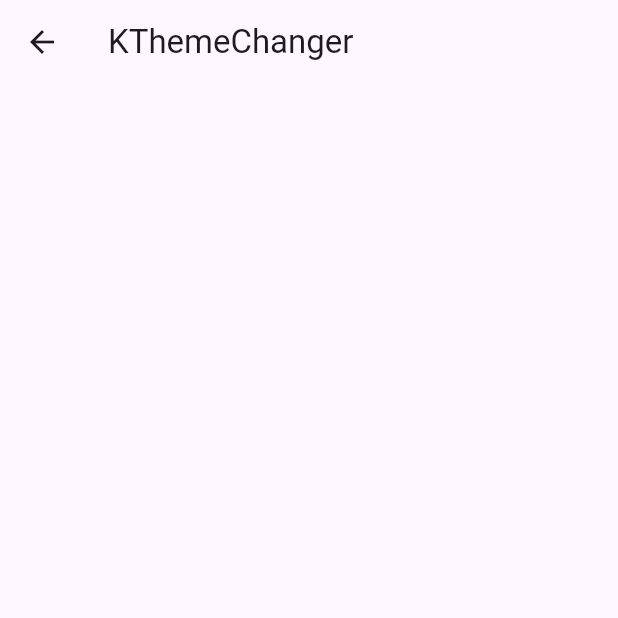
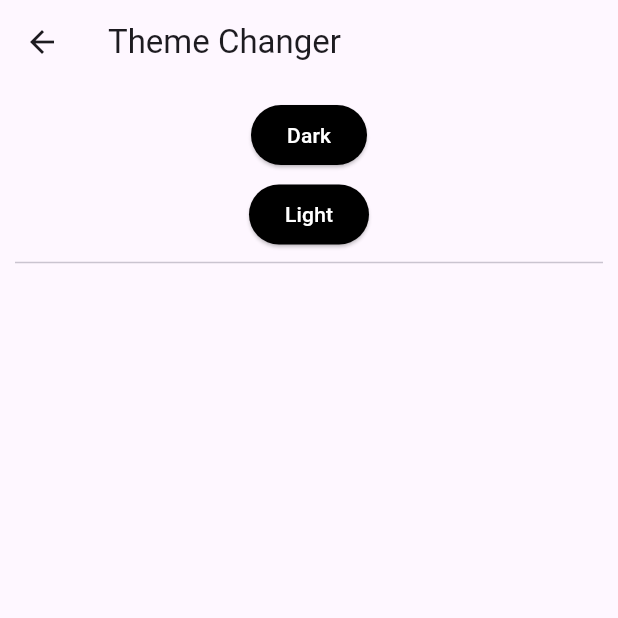
Before and after one commit to rizkijanuarr/Flutter101, a Flutter app: the KThemeChangerView screen opened directly, on a phone screen of 412 x 824 dp, the top half of it. Run offline on Flutter 3.47's test engine with Material 3 defaults, Android fonts, the phone set to English and light mode, and no system bars; our stand-ins replace dio, flutter_animate; missing offline and left inert: window_manager.

Commit message:
K. Theme Changer (done)

```diff
--- a/lib/core.dart
+++ b/lib/core.dart
@@ -32,5 +32,6 @@ export 'package:flutter101/module/l_navigation/view/l_navigation_view.dart';
 export 'package:flutter101/shared/widget/form/textfield/text_field.dart';
 export 'package:flutter101/shared/widget/form/dropdown/dropdown.dart';
 export 'package:flutter101/shared/widget/form/check_field/check_field.dart';
+export 'package:flutter101/shared/widget/form/switch/switch.dart';
 export 'package:flutter101/shared/util/validator/validator.dart';
 export 'package:flutter101/shared/util/dialog/show_info_dialog.dart';
--- a/lib/module/k_theme_changer/view/k_theme_changer_view.dart
+++ b/lib/module/k_theme_changer/view/k_theme_changer_view.dart
@@ -3,20 +3,44 @@ import 'package:flutter101/core.dart';
 import '../controller/k_theme_changer_controller.dart';
 
 class KThemeChangerView extends StatefulWidget {
-  const KThemeChangerView({Key? key}) : super(key: key);
+  const KThemeChangerView({super.key});
 
   Widget build(context, KThemeChangerController controller) {
     controller.view = this;
-    return Scaffold(
+    return Theme(
+      data: controller.theme, //
+      child: Scaffold(
         appBar: AppBar(
-        title: const Text("KThemeChanger"),
+          title: const Text("Theme Changer"),
           actions: const [],
         ),
         body: SingleChildScrollView(
           child: Container(
             padding: const EdgeInsets.all(10.0),
             child: Column(
-            children: const [],
+              children: [
+                ElevatedButton(
+                  style: ElevatedButton.styleFrom(
+                    backgroundColor: Colors.black,
+                    foregroundColor: Colors.white,
+                  ),
+                  onPressed: () => controller.switchToDark(),
+                  child: const Text("Dark"),
+                ),
+                const SizedBox(
+                  height: 5.0,
+                ),
+                ElevatedButton(
+                  style: ElevatedButton.styleFrom(
+                    backgroundColor: Colors.black,
+                    foregroundColor: Colors.white,
+                  ),
+                  onPressed: () => controller.switchToLight(),
+                  child: const Text("Light"),
+                ),
+                const Divider(),
+              ],
+            ),
           ),
         ),
       ),
```
Also changed, not shown: lib/module/k_theme_changer/controller/k_theme_changer_controller.dart (+25 -0 lines), lib/shared/widget/form/switch/switch.dart (added, +102 -0 lines). Lines whose indentation alone changed are shown as unchanged.
